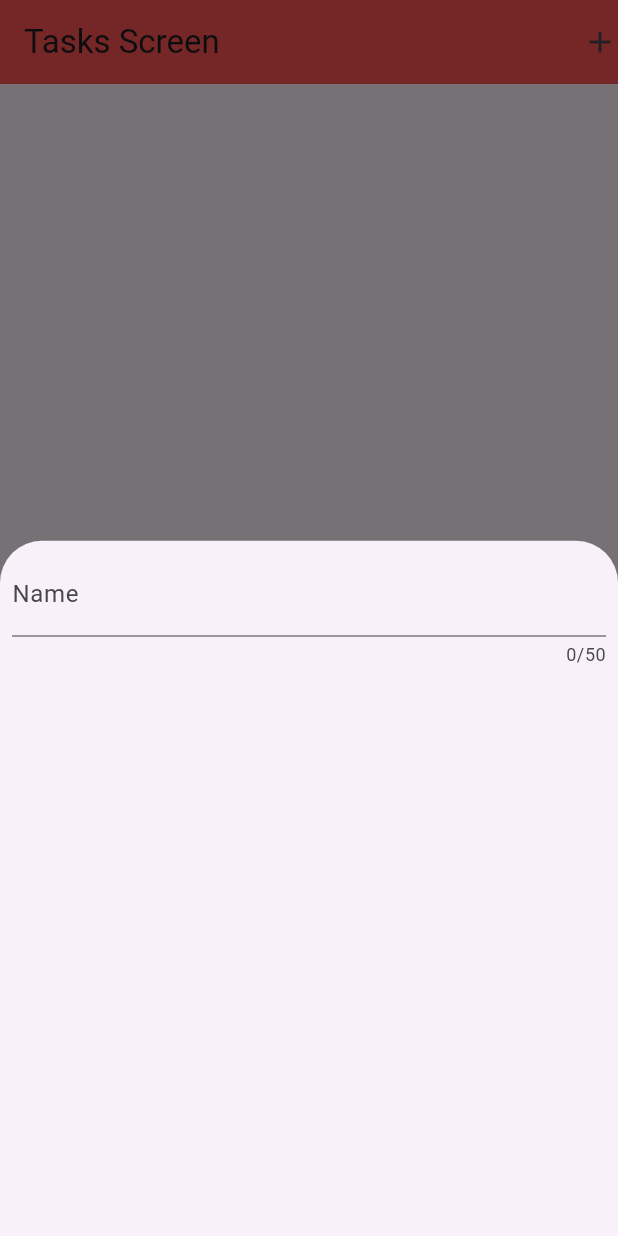
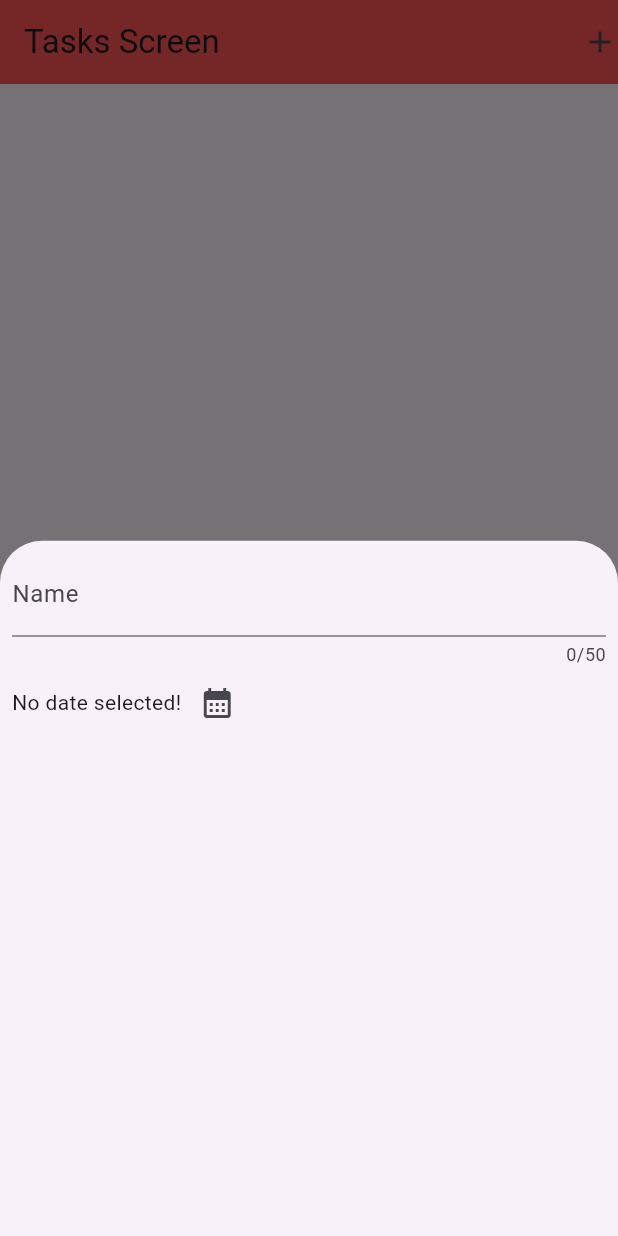
Before and after one commit to adogbeji/FlutterTaskPlanner2, a Flutter app: the screen it shows after launch, after a tap on "Start", after a tap on the "add" icon, on a phone screen of 412 x 824 dp. Run offline on Flutter 3.47's test engine with Material 3 defaults, Android fonts, the phone set to English and light mode, and no system bars.

Commit message:
Add calendar icon to NewTask widget

```diff
--- a/lib/views/widgets/new_task.dart
+++ b/lib/views/widgets/new_task.dart
@@ -25,8 +25,20 @@ class _NewTaskState extends State<NewTask> {
             maxLength: 50,
             decoration: const InputDecoration(
               labelText: 'Name',
-              hintText: 'Enter Name...',
+              hintText: 'Enter task name...',
             ),
+          ),
+
+          Row(
+            children: [
+              const Text('No date selected!'),
+              IconButton(
+                onPressed: () {
+                  print('Pressed');
+                },
+                icon: const Icon(Icons.calendar_month),
+              ),
+            ]
           ),
         ],
       ),
```
